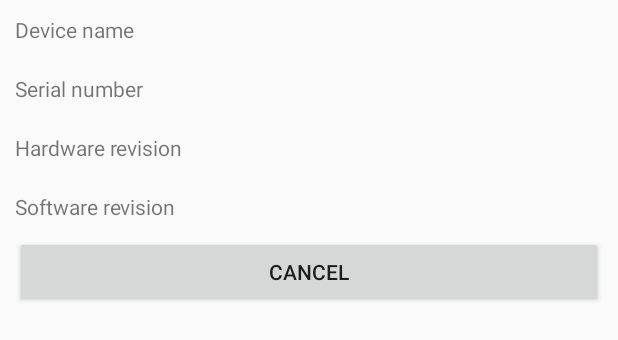
After one commit to kshtj24/mi-band-2-connect, an Android app: the layout device_info.xml on its own in the app's theme, with its tools: preview values and no code run, on a phone screen of 412 x 824 dp. The commit adds this screen. Shown: the top 340 px of the screen. Run offline under Robolectric (Android 15) with nearby library versions, the phone set to English and light mode, and no system bars.

Commit message:
Dialog added for displaying mi band info

```diff
--- /dev/null
+++ b/app/src/main/res/layout/device_info.xml
@@ -0,0 +1,101 @@
+<?xml version="1.0" encoding="utf-8"?>
+<RelativeLayout xmlns:android="http://schemas.android.com/apk/res/android"
+    android:layout_width="match_parent"
+    android:layout_height="match_parent">
+
+    <LinearLayout
+        android:id="@+id/name"
+        android:layout_width="match_parent"
+        android:layout_height="wrap_content"
+        android:orientation="horizontal"
+        android:padding="10dp"
+        android:weightSum="2">
+
+        <TextView
+            android:layout_width="wrap_content"
+            android:layout_height="wrap_content"
+            android:layout_weight="1"
+            android:text="@string/device_name" />
+
+        <TextView
+            android:id="@+id/deviceName"
+            android:layout_width="wrap_content"
+            android:layout_height="wrap_content"
+            android:layout_weight="1" />
+    </LinearLayout>
+
+    <LinearLayout
+        android:id="@+id/serial"
+        android:layout_width="match_parent"
+        android:layout_height="wrap_content"
+        android:layout_below="@id/name"
+        android:orientation="horizontal"
+        android:padding="10dp"
+        android:weightSum="2">
+
+        <TextView
+            android:layout_width="wrap_content"
+            android:layout_height="wrap_content"
+            android:layout_weight="1"
+            android:text="@string/serial_number" />
+
+        <TextView
+            android:id="@+id/serialNumber"
+            android:layout_width="wrap_content"
+            android:layout_height="wrap_content"
+            android:layout_weight="1" />
+    </LinearLayout>
+
+    <LinearLayout
+        android:id="@+id/hardware"
+        android:layout_width="match_parent"
+        android:layout_height="wrap_content"
+        android:layout_below="@id/serial"
+        android:orientation="horizontal"
+        android:padding="10dp"
+        android:weightSum="2">
+
+        <TextView
+            android:layout_width="wrap_content"
+            android:layout_height="wrap_content"
+            android:layout_weight="1"
+            android:text="@string/hardware_revision" />
+
+        <TextView
+            android:id="@+id/hardwareRevision"
+            android:layout_width="wrap_content"
+            android:layout_height="wrap_content"
+            android:layout_weight="1" />
+    </LinearLayout>
+
+    <LinearLayout
+        android:id="@+id/software"
+        android:layout_width="match_parent"
+        android:layout_height="wrap_content"
+        android:layout_below="@id/hardware"
+        android:orientation="horizontal"
+        android:padding="10dp"
+        android:weightSum="2">
+
+        <TextView
+            android:layout_width="wrap_content"
+            android:layout_height="wrap_content"
+            android:layout_weight="1"
+            android:text="@string/software_revision" />
+
+        <TextView
+            android:id="@+id/softwareRevision"
+            android:layout_width="wrap_content"
+            android:layout_height="wrap_content"
+            android:layout_weight="1" />
+    </LinearLayout>
+
+    <Button
+        android:id="@+id/cancel_action"
+        android:layout_width="match_parent"
+        android:layout_height="wrap_content"
+        android:layout_below="@id/software"
+        android:layout_marginEnd="10dp"
+        android:layout_marginStart="10dp"
+        android:text="@string/cancel" />
+</RelativeLayout>
--- a/app/src/main/res/values/strings.xml
+++ b/app/src/main/res/values/strings.xml
@@ -1,3 +1,10 @@
 <resources>
     <string name="app_name">MiBand2Connect</string>
+    <string name="hardware_revision">Hardware revision</string>
+    <string name="software_revision">Software revision</string>
+    <string name="serial_number">Serial number</string>
+    <string name="device_name">Device name</string>
+    <string name="heart_rate">Heart Rate</string>
+    <string name="cancel">Cancel</string>
+
 </resources>
```
Also changed, not shown: app/src/main/java/com/saxena/kshitij/miband2connect/GattClientMainActivity.java (+73 -12 lines), app/src/main/java/com/saxena/kshitij/miband2connect/UUIDs.java (+8 -8 lines), app/src/main/res/layout/activity_main.xml (+33 -6 lines).
